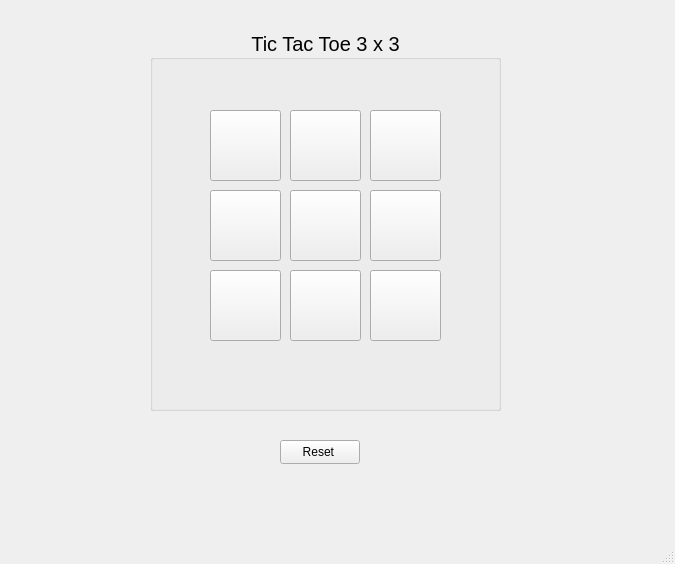
MTDau/TicTacToeGUI, file tictactoe.ui: the form before one commit.
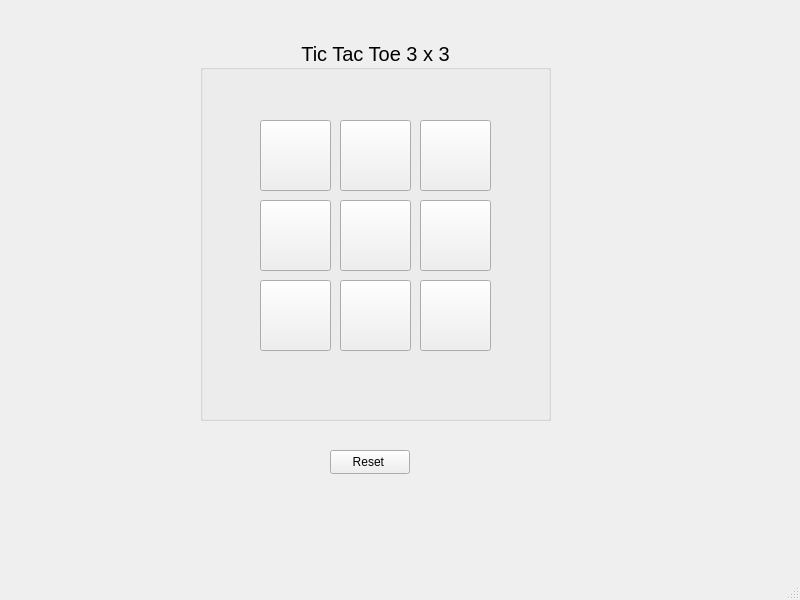
The form after the commit.

What changed in the file:
```diff
--- a/tictactoe.ui
+++ b/tictactoe.ui
@@ -6,8 +6,8 @@
    <rect>
     <x>0</x>
     <y>0</y>
-    <width>675</width>
-    <height>564</height>
+    <width>800</width>
+    <height>600</height>
    </rect>
   </property>
   <property name="windowTitle">
@@ -17,8 +17,8 @@
    <widget class="QGroupBox" name="groupBox">
     <property name="geometry">
      <rect>
-      <x>150</x>
-      <y>30</y>
+      <x>200</x>
+      <y>40</y>
       <width>351</width>
       <height>381</height>
      </rect>
@@ -164,8 +164,8 @@
    <widget class="QPushButton" name="Reset">
     <property name="geometry">
      <rect>
-      <x>280</x>
-      <y>440</y>
+      <x>330</x>
+      <y>450</y>
       <width>80</width>
       <height>24</height>
      </rect>
```
Left out of the diff: 8 changed lines with no effect on the pictures.
